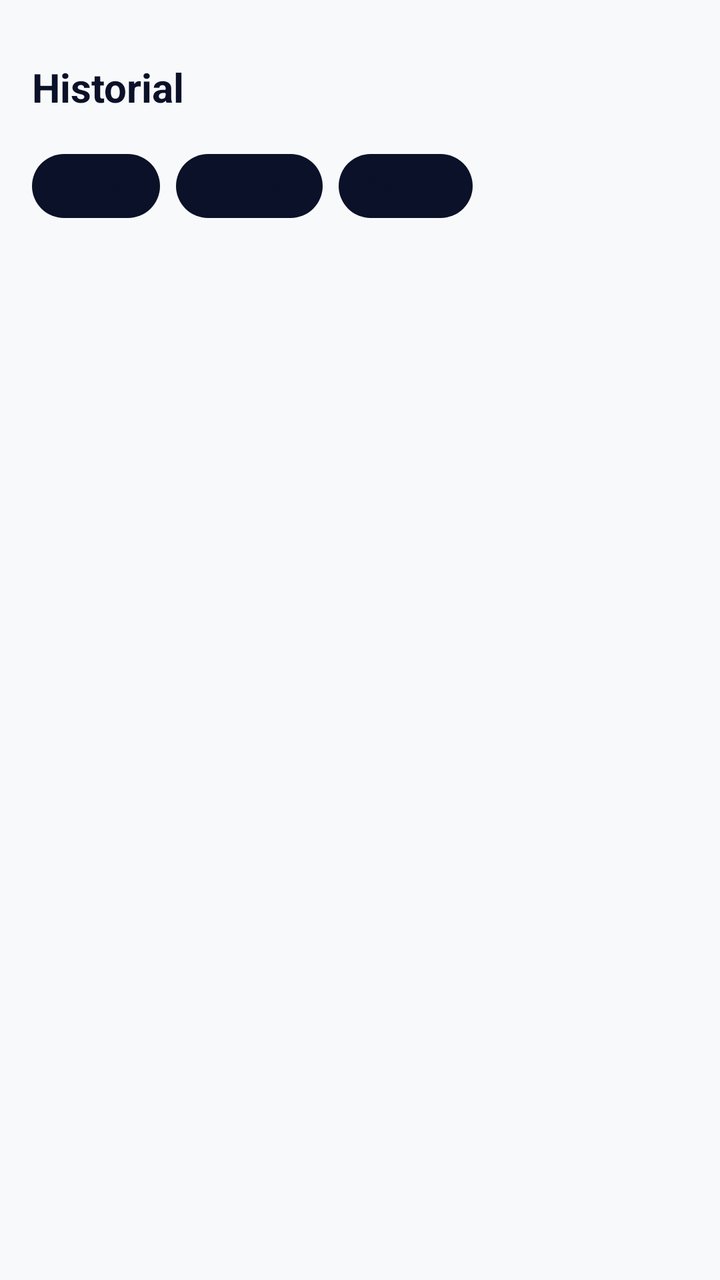
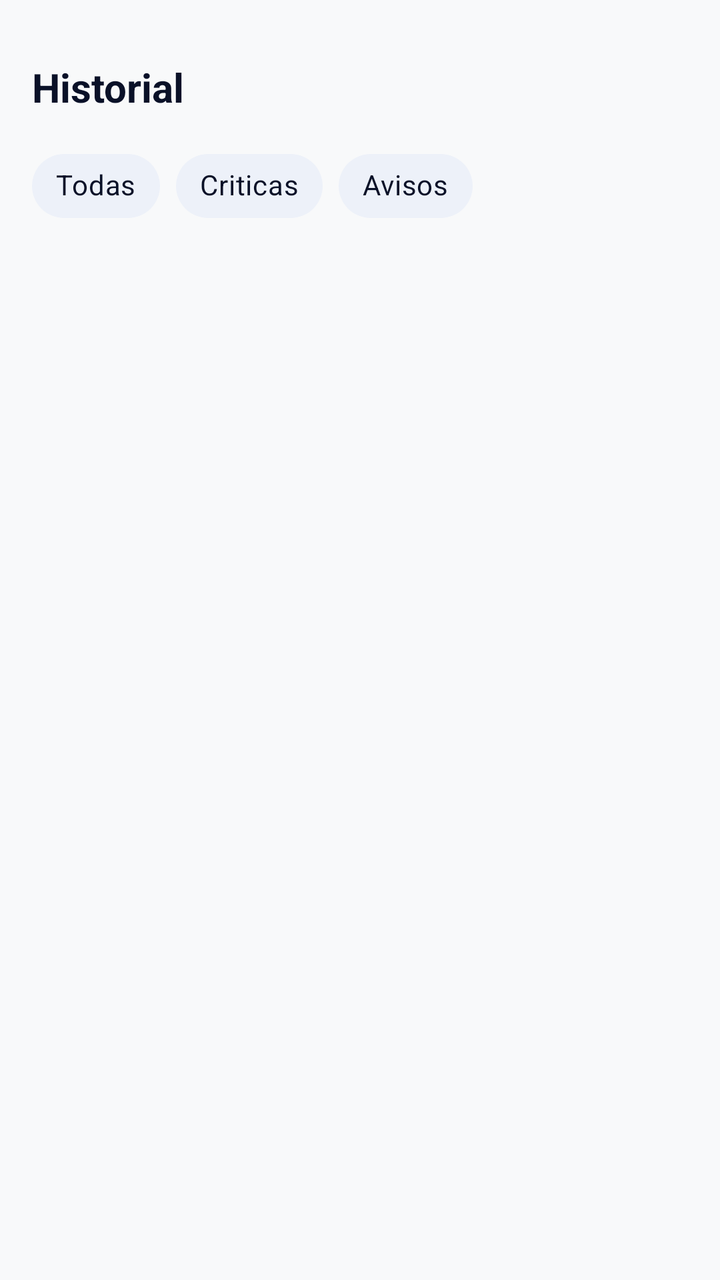

Two renders of the same Android screen: before a commit and after it. Below are the layout's source before the change and the commit's diff.
<!-- AndroidManifest.xml: application theme Theme.AlertBLO -->
<!-- res/layout/fragment_historial.xml -->
<?xml version="1.0" encoding="utf-8"?>
<LinearLayout xmlns:android="http://schemas.android.com/apk/res/android"
    xmlns:app="http://schemas.android.com/apk/res-auto"
    android:orientation="vertical"
    android:layout_width="match_parent"
    android:layout_height="match_parent"
    android:padding="16dp"
    android:background="@color/fondo">

    <TextView
        android:id="@+id/historial"
        android:layout_width="match_parent"
        android:layout_height="wrap_content"
        android:text="@string/txt_historial_alertas"
        android:textSize="20sp"
        android:textStyle="bold"
        android:paddingBottom="12dp"
        android:paddingTop="14dp"
        android:textColor="@color/texto_principal" />

    <com.google.android.material.chip.ChipGroup
        android:id="@+id/chipGroupFiltros"
        android:layout_width="match_parent"
        android:layout_height="wrap_content"
        android:paddingBottom="12dp" >

        <com.google.android.material.chip.Chip
            android:id="@+id/chipTodas"
            android:layout_width="wrap_content"
            android:layout_height="wrap_content"
            android:text="@string/txt_todas"
            android:textColor="@color/chip_texto_selector"
            style="@style/Widget.MaterialComponents.Chip.Choice"
            app:chipIconTint="@color/chip_selector"
            app:chipBackgroundColor="@color/chip_texto_selector" />

        <com.google.android.material.chip.Chip
            android:id="@+id/chipAlertaCritica"
            android:layout_width="wrap_content"
            android:layout_height="wrap_content"
            android:text="@string/txt_critica"
            android:textColor="@color/chip_texto_selector"
            style="@style/Widget.MaterialComponents.Chip.Choice"
            app:chipIconTint="@color/chip_selector"
            app:chipBackgroundColor="@color/chip_texto_selector" />

        <com.google.android.material.chip.Chip
            android:id="@+id/chipAlertaNormal"
            android:layout_width="wrap_content"
            android:layout_height="wrap_content"
            android:text="@string/txt_aviso"
            android:textColor="@color/chip_texto_selector"
            style="@style/Widget.MaterialComponents.Chip.Choice"
            app:chipIconTint="@color/chip_selector"
            app:chipBackgroundColor="@color/chip_texto_selector" />

    </com.google.android.material.chip.ChipGroup>

    <FrameLayout
        android:id="@+id/contenedor_lista_historial"
        android:layout_width="match_parent"
        android:layout_height="0dp"
        android:layout_weight="1" />

</LinearLayout>
<!-- resources referenced by this layout -->
<resources>
  <color name="fondo">#F8F9FA</color>
  <color name="texto_principal">#0A1128</color>
  <string name="txt_aviso">Avisos</string>
  <string name="txt_critica">Criticas</string>
  <string name="txt_historial_alertas">Historial</string>
  <string name="txt_todas">Todas</string>
  <style name="Theme.AlertBLO" parent="Base.Theme.AlertBLO" />
  <style name="Base.Theme.AlertBLO" parent="Theme.Material3.DayNight.NoActionBar">
          
          
      </style>
</resources>

<!-- the commit's change to res/layout/fragment_historial.xml (unified diff, before → after) -->
@@ -31,8 +31,8 @@
             android:text="@string/txt_todas"
             android:textColor="@color/chip_texto_selector"
             style="@style/Widget.MaterialComponents.Chip.Choice"
-            app:chipIconTint="@color/chip_selector"
-            app:chipBackgroundColor="@color/chip_texto_selector" />
+            app:chipIconTint="@color/azul"
+            app:chipBackgroundColor="@color/chip_selector" />
 
         <com.google.android.material.chip.Chip
             android:id="@+id/chipAlertaCritica"
@@ -41,8 +41,8 @@
             android:text="@string/txt_critica"
             android:textColor="@color/chip_texto_selector"
             style="@style/Widget.MaterialComponents.Chip.Choice"
-            app:chipIconTint="@color/chip_selector"
-            app:chipBackgroundColor="@color/chip_texto_selector" />
+            app:chipIconTint="@color/azul"
+            app:chipBackgroundColor="@color/chip_selector" />
 
         <com.google.android.material.chip.Chip
             android:id="@+id/chipAlertaNormal"
@@ -51,8 +51,8 @@
             android:text="@string/txt_aviso"
             android:textColor="@color/chip_texto_selector"
             style="@style/Widget.MaterialComponents.Chip.Choice"
-            app:chipIconTint="@color/chip_selector"
-            app:chipBackgroundColor="@color/chip_texto_selector" />
+            app:chipIconTint="@color/azul"
+            app:chipBackgroundColor="@color/chip_selector" />
 
     </com.google.android.material.chip.ChipGroup>
 
<!-- resource entries referenced after the edit -->
@@ -1,5 +1,6 @@
 <!-- resources referenced by this layout -->
 <resources>
+  <color name="azul">#02287B</color>
   <color name="fondo">#F8F9FA</color>
   <color name="texto_principal">#0A1128</color>
   <string name="txt_aviso">Avisos</string>
